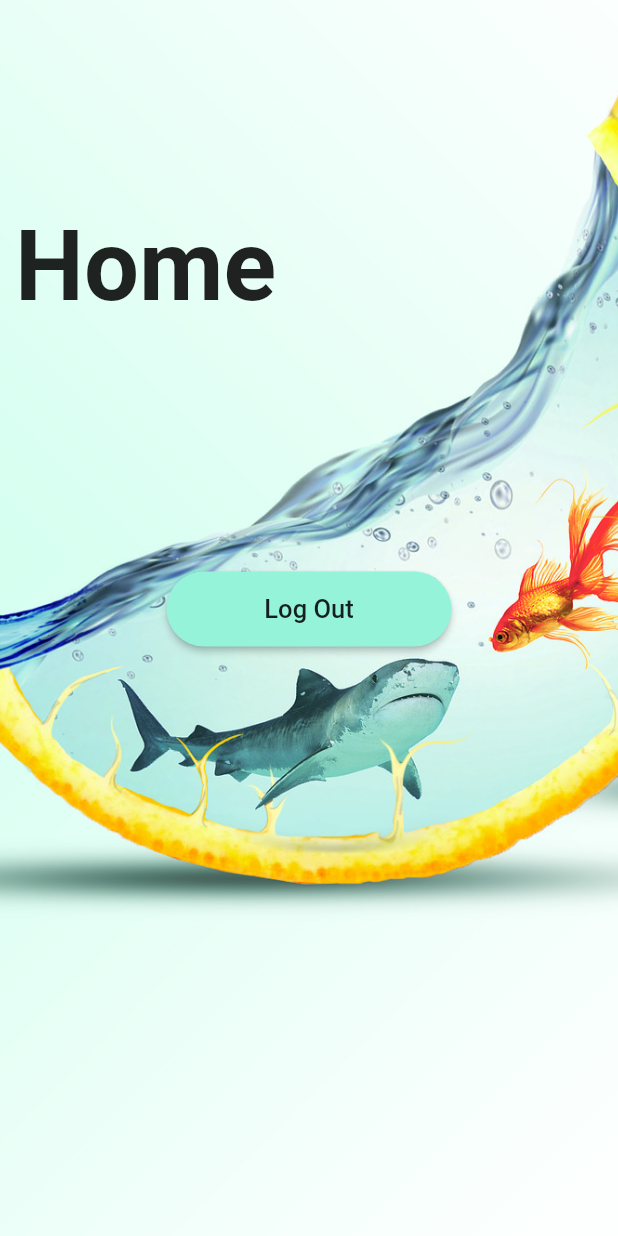
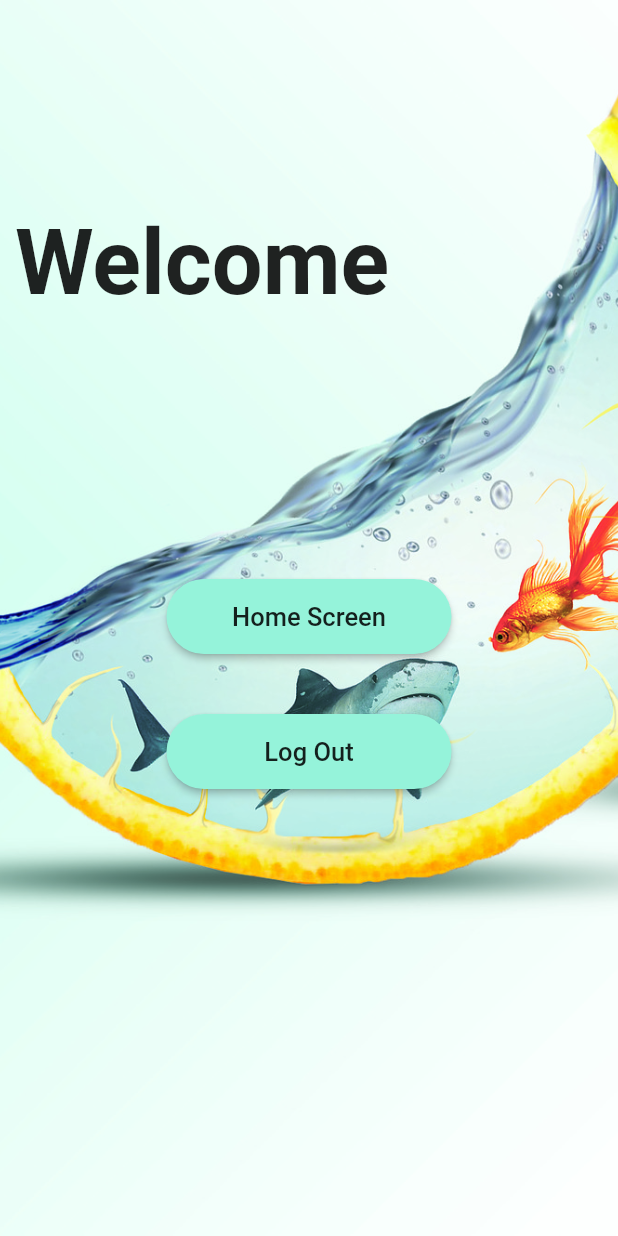
Before and after one commit to noppon0031/flutter_nop, a Flutter app: the screen it shows once a user with an empty profile is signed in, after a tap on "Log Out", on a phone screen of 412 x 824 dp. Run offline on Flutter 3.47's test engine with Material 2 defaults, Android fonts, the light colour scheme and no system bars; our stand-ins replace firebase_auth, firebase_core, get; missing offline and left inert: dart:ffi; accounts and stored records are empty; network calls fail.

Commit message:
update 24-07-2022

```diff
--- a/lib/main.dart
+++ b/lib/main.dart
@@ -3,7 +3,6 @@ import 'package:flutter/material.dart';
 import 'package:flutter_nop/screen/login/auth_controller.dart';
 import 'package:flutter_nop/screen/login/login_page.dart';
 import 'package:flutter_nop/screen/login/singup_page.dart';
-import 'package:flutter_nop/screen/test.dart';
 import 'package:get/get.dart';
 
 void main() async {
--- /dev/null
+++ b/lib/screen/home.dart
@@ -0,0 +1,77 @@
+// ignore_for_file: deprecated_member_use
+
+import 'package:flutter/material.dart';
+import 'package:flutter_nop/screen/login/auth_controller.dart';
+
+class Home_Page extends StatefulWidget {
+  const Home_Page({Key? key}) : super(key: key);
+
+  @override
+  State<Home_Page> createState() => Home_PageState();
+}
+
+class Home_PageState extends State<Home_Page> {
+  @override
+  Widget build(BuildContext context) {
+    double w = MediaQuery.of(context).size.width;
+    double h = MediaQuery.of(context).size.height;
+    return Scaffold(
+      backgroundColor: Colors.white,
+      body: Container(
+        decoration: BoxDecoration(
+          image: DecorationImage(
+              image: AssetImage("img/fish.jpg"), fit: BoxFit.cover),
+        ),
+        child: Stack(
+          alignment: Alignment.center,
+          children: <Widget>[
+            new Center(
+              child: new ListView(
+                padding: EdgeInsets.fromLTRB(10, 70, 10, 10),
+                children: <Widget>[
+                  Container(
+                    padding: EdgeInsets.fromLTRB(0, 70, 0, 10),
+                    child: Text(
+                      "Home",
+                      style:
+                          TextStyle(fontSize: 65, fontWeight: FontWeight.bold),
+                    ),
+                  ),
+                  SizedBox(
+                    height: 155,
+                  ),
+                  // Container(
+                  //   child: Column(
+                  //     mainAxisSize: MainAxisSize.min,
+                  //     children: [
+                  //       SizedBox(R
+                  //         width: 190,
+                  //         height: 50,
+                  //         child: RaisedButton(
+                  //           padding: EdgeInsets.symmetric(
+                  //               vertical: 8, horizontal: 30),
+                  //           onPressed: () {
+                  //             // AuthController.instance.Logout();
+                  //           },
+                  //           color: Color.fromARGB(255, 149, 243, 218),
+                  //           shape: RoundedRectangleBorder(
+                  //               borderRadius:
+                  //                   BorderRadius.all(Radius.circular(30))),
+                  //           child: Text(
+                  //             "Test",
+                  //             style: TextStyle(fontSize: 17),
+                  //           ),
+                  //         ),
+                  //       )
+                  //     ],
+                  //   ),
+                  // ),
+                ],
+              ),
+            ),
+          ],
+        ),
+      ),
+    );
+  }
+}
--- a/lib/screen/login/auth_controller.dart
+++ b/lib/screen/login/auth_controller.dart
@@ -3,8 +3,8 @@ import 'dart:ffi';
 import 'package:firebase_auth/firebase_auth.dart';
 import 'package:firebase_core/firebase_core.dart';
 import 'package:flutter/material.dart';
+import 'package:flutter_nop/screen/welcome.dart';
 import 'package:flutter_nop/screen/login/login_page.dart';
-import 'package:flutter_nop/screen/test.dart';
 import 'package:get/get_state_manager/src/simple/get_controllers.dart';
 import 'package:get/get.dart';
 
@@ -26,7 +26,7 @@ class AuthController extends GetxController {
       print("login page");
       Get.offAll(() => Login_page());
     } else {
-      Get.offAll(() => Welcome_Page());
+      Get.offAll(() => Home_screen(email: user.email!));
     }
   }
 
--- a/lib/screen/login/login_page.dart
+++ b/lib/screen/login/login_page.dart
@@ -25,6 +25,11 @@ class _Login_pageState extends State<Login_page> {
   Widget build(BuildContext context) {
     double w = MediaQuery.of(context).size.width;
     double h = MediaQuery.of(context).size.height;
+    List images = [
+      "g.png",
+      "t.png",
+      "f.png",
+    ];
     return Scaffold(
       resizeToAvoidBottomInset: false,
       backgroundColor: Colors.white,
@@ -168,10 +173,13 @@ class _Login_pageState extends State<Login_page> {
                                   color: Colors.black,
                                   fontWeight: FontWeight.bold),
                               recognizer: TapGestureRecognizer()
-                                  ..onTap = () => Get.to(() => SignUp_page())),
+                                ..onTap = () => Get.to(
+                                      () => SignUp_page(),
+                                    ),
+                            ),
                           ]),
                     ),
-                  )
+                  ),
                 ],
               ),
             ),
--- a/lib/screen/login/singup_page.dart
+++ b/lib/screen/login/singup_page.dart
@@ -3,7 +3,6 @@ import 'package:flutter/material.dart';
 import 'package:flutter/src/foundation/key.dart';
 import 'package:flutter/src/widgets/framework.dart';
 import 'package:flutter_nop/screen/login/auth_controller.dart';
-import 'package:flutter_nop/screen/test.dart';
 
 class SignUp_page extends StatefulWidget {
   const SignUp_page({Key? key}) : super(key: key);
@@ -13,10 +12,10 @@ class SignUp_page extends StatefulWidget {
 }
 
 class _SignUp_pageState extends State<SignUp_page> {
+  TextEditingController emailcontroller = TextEditingController();
+  TextEditingController passwordcontroller = TextEditingController();
   @override
   Widget build(BuildContext context) {
-    var emailcontroller = TextEditingController();
-    var passwordcontroller = TextEditingController();
     List images = [
       "g.png",
       "t.png",
@@ -192,7 +191,7 @@ class _SignUp_pageState extends State<SignUp_page> {
                         );
                       }),
                     ),
-                  )
+                  ),
                 ],
               ),
             ),
--- a/lib/screen/test.dart
+++ /dev/null
@@ -1,84 +0,0 @@
-import 'package:flutter/material.dart';
-import 'package:flutter/src/foundation/key.dart';
-import 'package:flutter/src/widgets/framework.dart';
-import 'package:flutter_nop/screen/login/auth_controller.dart';
-
-class Welcome_Page extends StatefulWidget {
-  const Welcome_Page({Key? key}) : super(key: key);
-
-  @override
-  State<Welcome_Page> createState() => _Welcome_PageState();
-}
-
-class _Welcome_PageState extends State<Welcome_Page> {
-  @override
-  Widget build(BuildContext context) {
-    double w = MediaQuery.of(context).size.width;
-    double h = MediaQuery.of(context).size.height;
-    return Scaffold(
-      backgroundColor: Colors.white,
-      body: Container(
-        decoration: BoxDecoration(
-          image: DecorationImage(
-              image: AssetImage("img/fish.jpg"), fit: BoxFit.cover),
-        ),
-        child: Stack(
-          alignment: Alignment.center,
-          children: <Widget>[
-            new Center(
-              child: new ListView(
-                padding: EdgeInsets.fromLTRB(10, 70, 10, 10),
-                children: <Widget>[
-                  Container(
-                    padding: EdgeInsets.fromLTRB(0, 70, 0, 10),
-                    child: Text(
-                      "Home",
-                      style:
-                          TextStyle(fontSize: 65, fontWeight: FontWeight.bold),
-                    ),
-                  ),
-                  SizedBox(
-                    height: 155,
-                  ),
-                  GestureDetector(
-                    onTap: () {
-                      // AuthController.instance.register(
-                      //     emailcontroller.text.trim(),
-                      //     passwordcontroller.text.trim());
-                    },
-                    child: Center(
-                      child: Column(
-                        mainAxisSize: MainAxisSize.min,
-                        children: [
-                          SizedBox(
-                            width: 190,
-                            height: 50,
-                            child: RaisedButton(
-                              padding: EdgeInsets.symmetric(
-                                  vertical: 8, horizontal: 30),
-                              onPressed: () {
-                                AuthController.instance.Logout();
-                              },
-                              color: Color.fromARGB(255, 149, 243, 218),
-                              shape: RoundedRectangleBorder(
-                                  borderRadius:
-                                      BorderRadius.all(Radius.circular(30))),
-                              child: Text(
-                                "Log Out",
-                                style: TextStyle(fontSize: 17),
-                              ),
-                            ),
-                          )
-                        ],
-                      ),
-                    ),
-                  ),
-                ],
-              ),
-            ),
-          ],
-        ),
-      ),
-    );
-  }
-}
--- /dev/null
+++ b/lib/screen/welcome.dart
@@ -0,0 +1,110 @@
+import 'package:flutter/material.dart';
+import 'package:flutter/src/foundation/key.dart';
+import 'package:flutter/src/widgets/framework.dart';
+import 'package:flutter_nop/screen/home.dart';
+import 'package:flutter_nop/screen/login/auth_controller.dart';
+import 'package:get/get.dart';
+
+class Home_screen extends StatelessWidget {
+  String email;
+  Home_screen({Key? key, required this.email}) : super(key: key);
+
+  @override
+  Widget build(BuildContext context) {
+    return Scaffold(
+      backgroundColor: Colors.white,
+      body: Container(
+        decoration: BoxDecoration(
+          image: DecorationImage(
+              image: AssetImage("img/fish.jpg"), fit: BoxFit.cover),
+        ),
+        child: Stack(
+          alignment: Alignment.center,
+          children: <Widget>[
+            new Center(
+              child: new ListView(
+                padding: EdgeInsets.fromLTRB(10, 70, 10, 10),
+                children: <Widget>[
+                  Container(
+                    padding: EdgeInsets.fromLTRB(0, 70, 0, 00),
+                    child: Text(
+                      "Welcome",
+                      style:
+                          TextStyle(fontSize: 60, fontWeight: FontWeight.bold),
+                    ),
+                  ),
+                  Container(
+                    padding: EdgeInsets.fromLTRB(10, 0, 0, 0),
+                    child: Text(
+                      email,
+                      style:
+                          TextStyle(fontSize: 14, fontWeight: FontWeight.bold),
+                    ),
+                  ),
+                  SizedBox(
+                    height: 160,
+                  ),
+                  Container(
+                    child: Column(
+                      mainAxisSize: MainAxisSize.min,
+                      children: [
+                        SizedBox(
+                          width: 190,
+                          height: 50,
+                          child: RaisedButton(
+                            padding: EdgeInsets.symmetric(
+                                vertical: 8, horizontal: 30),
+                            onPressed: () {
+                              Get.to(() => Home_Page());
+                            },
+                            color: Color.fromARGB(255, 149, 243, 218),
+                            shape: RoundedRectangleBorder(
+                                borderRadius:
+                                    BorderRadius.all(Radius.circular(30))),
+                            child: Text(
+                              "Home Screen",
+                              style: TextStyle(fontSize: 17),
+                            ),
+                          ),
+                        )
+                      ],
+                    ),
+                  ),
+                  SizedBox(
+                    height: 40,
+                  ),
+                  Container(
+                    child: Column(
+                      mainAxisSize: MainAxisSize.min,
+                      children: [
+                        SizedBox(
+                          width: 190,
+                          height: 50,
+                          child: RaisedButton(
+                            padding: EdgeInsets.symmetric(
+                                vertical: 8, horizontal: 30),
+                            onPressed: () {
+                              AuthController.instance.Logout();
+                            },
+                            color: Color.fromARGB(255, 149, 243, 218),
+                            shape: RoundedRectangleBorder(
+                                borderRadius:
+                                    BorderRadius.all(Radius.circular(30))),
+                            child: Text(
+                              "Log Out",
+                              style: TextStyle(fontSize: 17),
+                            ),
+                          ),
+                        )
+                      ],
+                    ),
+                  ),
+                ],
+              ),
+            ),
+          ],
+        ),
+      ),
+    );
+  }
+}
```
Lines whose indentation alone changed are shown as unchanged.
